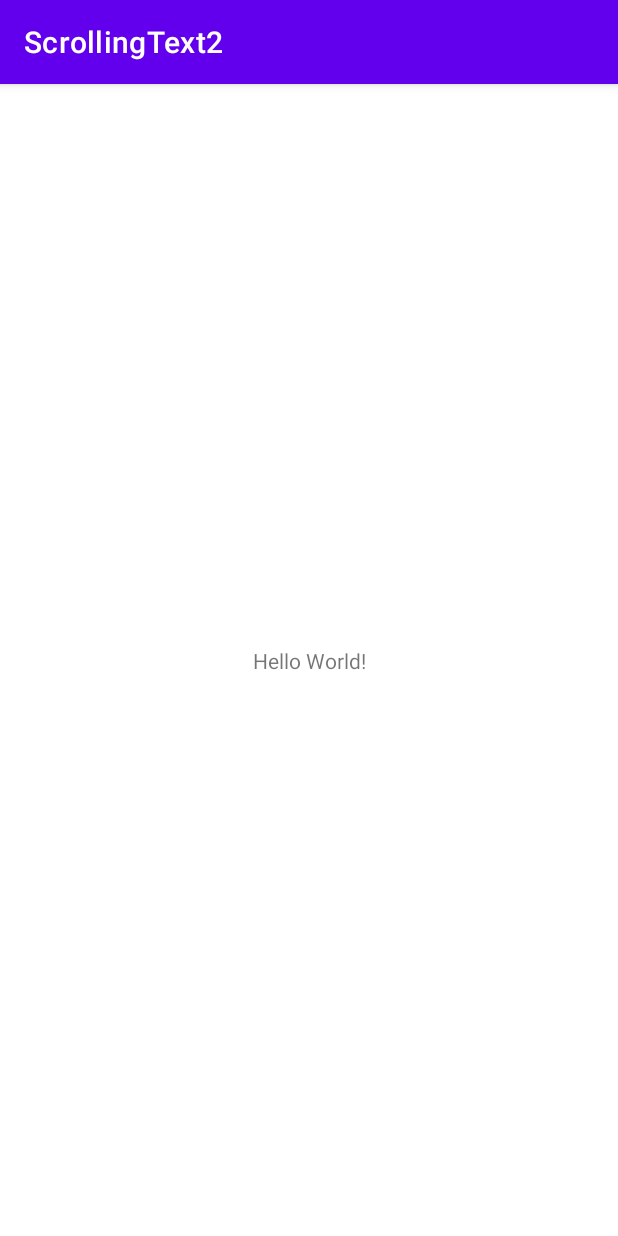
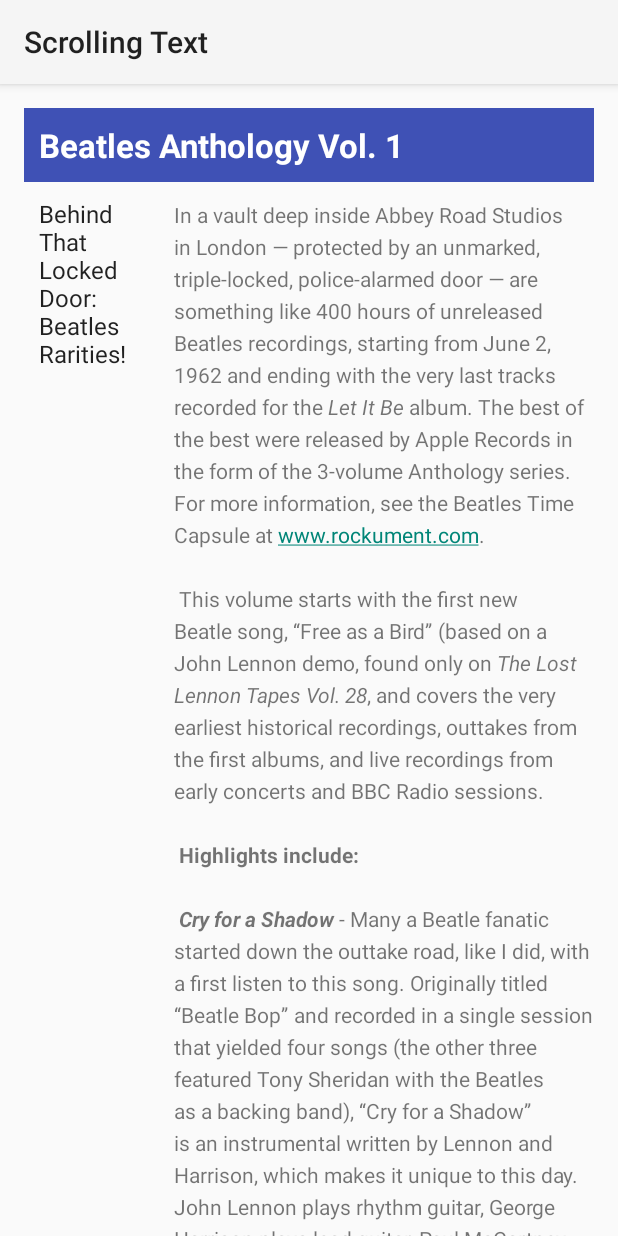
Before and after one commit to MadWeeklyAssignment/Lab-3-ScrollingText, an Android app: the screen it shows after launch (MainActivity), on a phone screen of 412 x 824 dp. Run offline under Robolectric (Android 15) with nearby library versions, the phone set to English and light mode, and no system bars.

```diff
--- a/ScrollingText2/app/src/main/res/layout/activity_main.xml
+++ b/ScrollingText2/app/src/main/res/layout/activity_main.xml
@@ -1,18 +1,50 @@
 <?xml version="1.0" encoding="utf-8"?>
-<androidx.constraintlayout.widget.ConstraintLayout xmlns:android="http://schemas.android.com/apk/res/android"
-    xmlns:app="http://schemas.android.com/apk/res-auto"
+<RelativeLayout xmlns:android="http://schemas.android.com/apk/res/android"
     xmlns:tools="http://schemas.android.com/tools"
     android:layout_width="match_parent"
     android:layout_height="match_parent"
+    android:layout_marginTop="16dp"
+    android:layout_marginLeft="16dp"
+    android:layout_marginRight="16dp"
     tools:context=".MainActivity">
 
     <TextView
+        android:id="@+id/article_heading"
+        android:layout_width="match_parent"
+        android:layout_height="wrap_content"
+        android:background="@color/colorPrimary"
+        android:padding="@dimen/padding_regular"
+        android:text="@string/article_title"
+        android:textAppearance="@android:style/TextAppearance.Large"
+        android:textColor="@android:color/white"
+        android:textStyle="bold" />
+
+    <ScrollView
         android:layout_width="wrap_content"
         android:layout_height="wrap_content"
-        android:text="Hello World!"
-        app:layout_constraintBottom_toBottomOf="parent"
-        app:layout_constraintLeft_toLeftOf="parent"
-        app:layout_constraintRight_toRightOf="parent"
-        app:layout_constraintTop_toTopOf="parent" />
+        android:layout_below="@id/article_heading">
 
-</androidx.constraintlayout.widget.ConstraintLayout>
+        <LinearLayout
+            android:layout_width="wrap_content"
+            android:layout_height="wrap_content"
+            android:orientation="horizontal">
+
+            <TextView
+                android:id="@+id/article_subheading"
+                android:layout_width="100dp"
+                android:layout_height="160dp"
+                android:padding="@dimen/padding_regular"
+                android:text="@string/article_subtitle"
+                android:textAppearance="@android:style/TextAppearance" />
+
+            <TextView
+                android:id="@+id/article"
+                android:layout_width="wrap_content"
+                android:layout_height="wrap_content"
+                android:autoLink="web"
+                android:lineSpacingExtra="@dimen/line_spacing"
+                android:text="@string/article_text" />
+
+        </LinearLayout>
+    </ScrollView>
+</RelativeLayout>
--- a/ScrollingText2/app/src/main/res/values-night/themes.xml
+++ b/ScrollingText2/app/src/main/res/values-night/themes.xml
@@ -1,6 +1,6 @@
 <resources xmlns:tools="http://schemas.android.com/tools">
     <!-- Base application theme. -->
-    <style name="Theme.ScrollingText2" parent="Theme.MaterialComponents.DayNight.DarkActionBar">
+    <style name="Theme.ScrollingText" parent="Theme.MaterialComponents.DayNight.DarkActionBar">
         <!-- Primary brand color. -->
         <item name="colorPrimary">@color/purple_200</item>
         <item name="colorPrimaryVariant">@color/purple_700</item>
--- a/ScrollingText2/app/src/main/res/values/colors.xml
+++ b/ScrollingText2/app/src/main/res/values/colors.xml
@@ -7,4 +7,7 @@
     <color name="teal_700">#FF018786</color>
     <color name="black">#FF000000</color>
     <color name="white">#FFFFFFFF</color>
+    <color name="colorPrimary">#3F51B5</color>
+    <color name="colorPrimaryDark">#303F9F</color>
+    <color name="colorAccent">#FF4081</color>
 </resources>
--- /dev/null
+++ b/ScrollingText2/app/src/main/res/values/dimens.xml
@@ -0,0 +1,5 @@
+<?xml version="1.0" encoding="utf-8"?>
+<resources>
+    <dimen name="padding_regular">10dp</dimen>
+    <dimen name="line_spacing">5sp</dimen>
+</resources>
--- a/ScrollingText2/app/src/main/res/values/strings.xml
+++ b/ScrollingText2/app/src/main/res/values/strings.xml
@@ -1,3 +1,26 @@
 <resources>
-    <string name="app_name">ScrollingText2</string>
+    <string name="app_name">Scrolling Text</string>
+    <string name="article_title">Beatles Anthology Vol. 1</string>
+    <string name="article_subtitle">Behind That Locked Door: Beatles Rarities!</string>
+    <string name="article_text">In a vault deep inside Abbey Road Studios in London — protected by an unmarked, triple-locked, police-alarmed door — are something like 400 hours of unreleased Beatles recordings, starting from June 2, 1962 and ending with the very last tracks recorded for the <i>Let It Be</i> album. The best of the best were released by Apple Records in the form of the 3-volume Anthology series.
+        For more information, see the Beatles Time Capsule at www.rockument.com.
+\n\n
+This volume starts with the first new Beatle song, “Free as a Bird” (based on a John Lennon demo, found only on <i>The Lost Lennon Tapes Vol. 28</i>, and covers the very earliest historical recordings, outtakes from the first albums, and live recordings from early concerts and BBC Radio sessions.
+\n\n
+<b>Highlights include:</b>
+\n\n
+<b><i>Cry for a Shadow</i></b> - Many a Beatle fanatic started down the outtake road, like I did, with a first listen to this song. Originally titled “Beatle Bop” and recorded in a single session that yielded four songs (the other three featured Tony Sheridan with the Beatles as a backing band), “Cry for a Shadow” is an instrumental written by Lennon and Harrison, which makes it unique to this day. John Lennon plays rhythm guitar, George Harrison plays lead guitar, Paul McCartney plays bass, and Pete Best plays drums. The sessions were produced by Bert Kaempfert in Hamburg, Germany, during the Beatles’ second visit from April through July of 1961 to play in the Reeperbahn-section clubs.
+\n\n
+<b><i>My Bonnie</i></b> and <b><i>Ain’t She Sweet</i></b> — At the same session, the Beatles played on “My Bonnie” (the first-ever single with Beatles playing), as the backing band for English singer Tony Sheridan, originally a member of the Jets. The popularity of this single in Liverpool brought the Beatles to the attention of Brian Epstein, who worked in the NEMS record store and tried to meet demand for the disc. John Lennon then sings a fine “Ain’t She Sweet” (his first-ever released vocal).
+\n\n
+<b><i>Searchin</i></b> — A Jerry Leiber - Mike Stoller comedy song that was a hit for the Coasters in 1957, and a popular live favorite of the Beatles. The Coasters also had a hit with “Besame Mucho” and the Beatles covered that song as well. Ringo Starr had by now replaced Pete Best on drums. The high falsetto is George, who also plays a hesitant lead guitar. This is from their first audition for Decca Records in London on Jan 1., 1962, live in the studio. The Grateful Dead would later cover “Searchin” with a similar arrangement, Pigpen doing the Paul vocals. A live version is available on outtake records featuring the Dead joined by the Beach Boys!
+\n\n
+<b><i>Love Me Do</i></b> — An early version of the song, played a bit slower and with more of a blues feeling, and a cool bossa-nova beat in middle. Paul had to sing while John played harmonica — a first for the group. Pete Best played drums on this version.
+\n\n
+<b><i>She Loves You – Till There Was You – Twist and Shout</i></b> — Live at the Princess Wales Theatre by Leicester Square in London, attended by the Queen. “Till There Was You” (by Meredith Wilson) is from the musical The Music Man and a hit for Peggy Lee in 1961. Before playing it, Paul said it was recorded by his favorite American group, “Sophie Tucker” (which got some laughs). At the end, John tells the people in the cheaper seats to clap their hands, and the rest to “rattle your jewelry” and then announces “Twist and Shout” (a song by Bert Russell and Phil Medley that was first recorded in 1962 by the Isley Brothers). A film of the performance shows the Queen smiling at John’s remark.
+\n\n
+<b><i>Leave My Kitten Alone</i></b> — One of the lost Beatle songs recorded during the “Beatles For Sale” sessions but never released. This song, written by Little Willie John, Titus Turner, and James McDougal, was a 1959 R&amp;B hit for Little Willie John and covered by Johnny Preston before the Beatles tried it and shelved it. A reference to a “big fat bulldog” may have influenced John’s “Hey Bulldog” (Yellow Submarine album), which is a similar rocker.
+\n\n
+<b><i>One After 909</i></b> — A song recorded for the <i>Let It Be</i> album was actually worked on way back in the beginning, six years earlier. This take shows how they did it much more slowly, with an R&amp;B feel to it.
+</string>
 </resources>
--- a/ScrollingText2/app/src/main/res/values/themes.xml
+++ b/ScrollingText2/app/src/main/res/values/themes.xml
@@ -1,6 +1,6 @@
 <resources xmlns:tools="http://schemas.android.com/tools">
     <!-- Base application theme. -->
-    <style name="Theme.ScrollingText2" parent="Theme.MaterialComponents.DayNight.DarkActionBar">
+    <style name="Theme.ScrollingText" parent="Theme.MaterialComponents.DayNight.DarkActionBar">
         <!-- Primary brand color. -->
         <item name="colorPrimary">@color/purple_500</item>
         <item name="colorPrimaryVariant">@color/purple_700</item>
```
